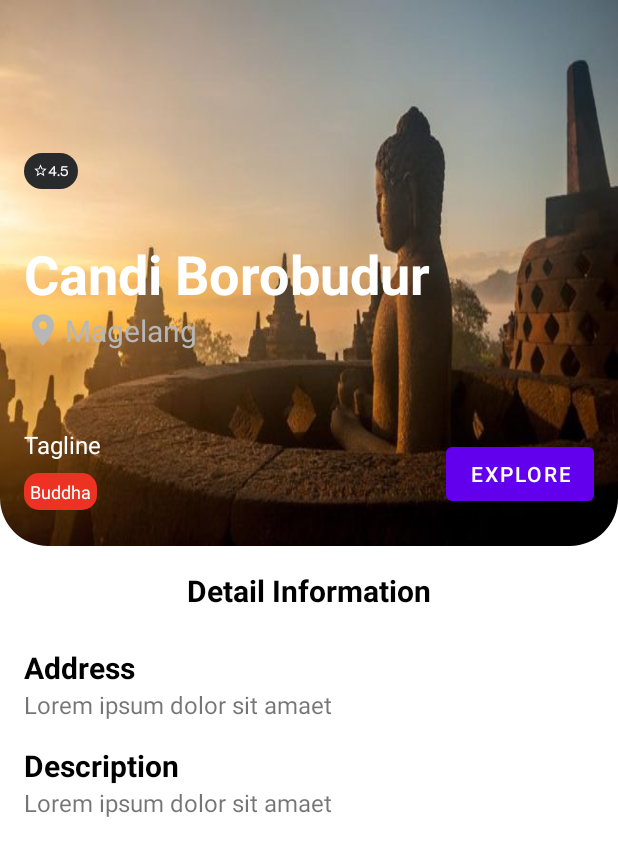
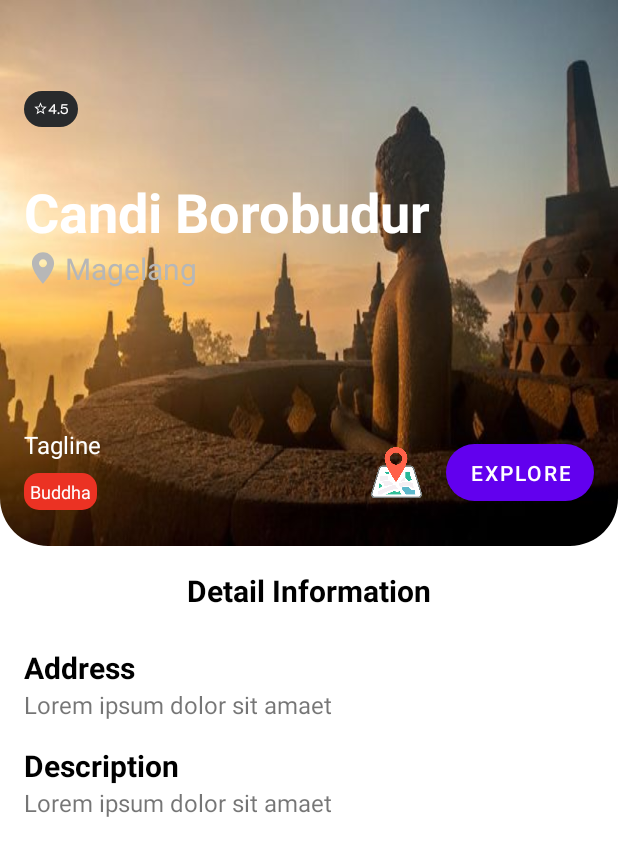
Before and after one commit to HexCap-Bangkit-2021/Hexcap-Android, an Android app: the DetailTempleActivity screen opened directly, with no data from a screen before it, on a phone screen of 412 x 824 dp. Shown: the top 856 px of the screen. Run offline under Robolectric (Android 15) with nearby library versions, the phone set to English and light mode, and no system bars.

Commit message:
implement show map

```diff
--- a/HexCap/app/build.gradle
+++ b/HexCap/app/build.gradle
@@ -49,6 +49,7 @@ dependencies {
     implementation 'androidx.constraintlayout:constraintlayout:2.0.4'
     implementation 'org.tensorflow:tensorflow-lite-support:0.1.0-rc1'
     implementation 'org.tensorflow:tensorflow-lite-metadata:0.1.0-rc1'
+    implementation 'com.google.android.gms:play-services-maps:17.0.1'
 
     // Import for CameraX
     def camerax_version = "1.0.0-beta10"
@@ -61,6 +62,8 @@ dependencies {
     implementation "androidx.activity:activity-ktx:1.1.0"
 
     implementation 'org.tensorflow:tensorflow-lite-gpu:2.3.0'
+    implementation "com.google.android.gms:play-services-location:18.0.0"
+    implementation "com.google.android.gms:play-services-maps:17.0.0"
 
     testImplementation 'junit:junit:4.+'
     androidTestImplementation 'androidx.test.ext:junit:1.1.2'
--- a/HexCap/app/src/main/java/com/rivaldofez/hexcap/ui/temple/DetailTempleActivity.kt
+++ b/HexCap/app/src/main/java/com/rivaldofez/hexcap/ui/temple/DetailTempleActivity.kt
@@ -11,6 +11,7 @@ import androidx.core.widget.TextViewCompat
 import com.rivaldofez.hexcap.MainActivity
 import com.rivaldofez.hexcap.R
 import com.rivaldofez.hexcap.databinding.ActivityDetailTempleBinding
+import com.rivaldofez.hexcap.ui.maps.MapsActivity
 
 class DetailTempleActivity : AppCompatActivity() {
     private lateinit var detailTempleBinding: ActivityDetailTempleBinding
@@ -37,5 +38,10 @@ class DetailTempleActivity : AppCompatActivity() {
             val intent = Intent(this, MainActivity::class.java)
             startActivity(intent)
         }
+
+        detailTempleBinding.btnShowMap.setOnClickListener{
+            val intent = Intent(this, MapsActivity::class.java)
+            startActivity(intent)
+        }
     }
 }
--- a/HexCap/app/src/main/res/layout/activity_detail_temple.xml
+++ b/HexCap/app/src/main/res/layout/activity_detail_temple.xml
@@ -52,7 +52,8 @@
                     app:layout_constraintBottom_toBottomOf="parent"
                     app:layout_constraintEnd_toEndOf="parent"
                     app:layout_constraintStart_toStartOf="parent"
-                    app:layout_constraintTop_toTopOf="parent" />
+                    app:layout_constraintTop_toTopOf="parent"
+                    app:layout_constraintVertical_bias="0.37" />
 
                 <LinearLayout
                     android:id="@+id/ll_city"
@@ -104,18 +105,30 @@
                     android:layout_marginBottom="24dp"
                     android:orientation="horizontal"
                     app:layout_constraintBottom_toBottomOf="@+id/shapeableImageView"
-                    app:layout_constraintEnd_toStartOf="@+id/btn_explore"
+                    app:layout_constraintEnd_toStartOf="@+id/btn_show_map"
                     app:layout_constraintStart_toStartOf="parent"></LinearLayout>
 
                 <com.google.android.material.button.MaterialButton
                     android:id="@+id/btn_explore"
                     android:layout_width="wrap_content"
-                    android:layout_height="wrap_content"
+                    android:layout_height="50dp"
                     android:layout_marginEnd="16dp"
                     android:layout_marginBottom="24dp"
                     android:text="Explore"
+                    app:cornerRadius="32dp"
                     app:layout_constraintBottom_toBottomOf="parent"
                     app:layout_constraintEnd_toEndOf="parent" />
+
+                <ImageView
+                    android:id="@+id/btn_show_map"
+                    android:layout_width="50dp"
+                    android:layout_height="50dp"
+                    android:layout_marginEnd="8dp"
+                    android:layout_marginBottom="24dp"
+                    android:padding="8dp"
+                    android:src="@drawable/ic_show_map"
+                    app:layout_constraintBottom_toBottomOf="parent"
+                    app:layout_constraintEnd_toStartOf="@+id/btn_explore" />
 
                 <TextView
                     android:id="@+id/tv_rate"
--- a/HexCap/app/src/main/res/values/strings.xml
+++ b/HexCap/app/src/main/res/values/strings.xml
@@ -1,4 +1,5 @@
 <resources>
     <string name="app_name">HexCap</string>
     <string name="permission_deny_text">Required permissions denied. Exiting.</string>
+    <string name="title_activity_maps">Map</string>
 </resources>
```
Also changed, not shown: HexCap/app/src/debug/res/values/google_maps_api.xml (added, +24 -0 lines), HexCap/app/src/main/AndroidManifest.xml (+26 -1 lines), HexCap/app/src/main/java/com/rivaldofez/hexcap/ui/maps/MapsActivity.kt (added, +78 -0 lines), HexCap/app/src/main/res/layout/activity_maps.xml (added, +9 -0 lines), HexCap/app/src/main/res/drawable/ic_marker_candi.png (added), HexCap/app/src/main/res/drawable/ic_marker_user.png (added), HexCap/app/src/main/res/drawable/ic_show_map.png (added), 1 other file.
